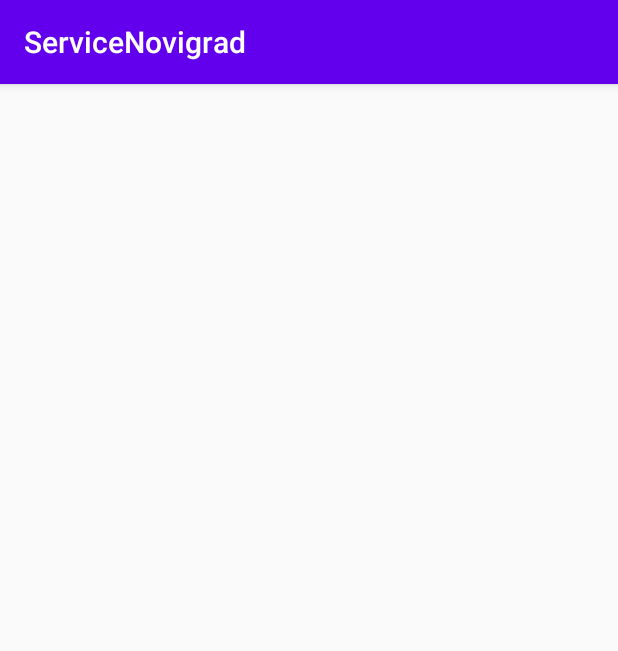
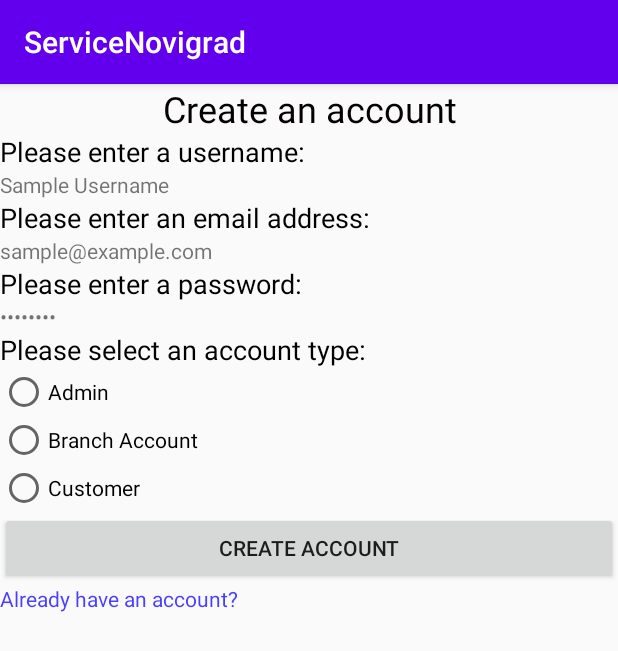
Before and after one commit to nfarah07/serviceNovuGrad, an Android app: the CreateAccount screen opened directly, with no data from a screen before it, on a phone screen of 412 x 824 dp. Shown: the top 651 px of the screen. Run offline under Robolectric (Android 15) with nearby library versions, the phone set to English and light mode, and no system bars.

Commit message:
Edits to Activity Layouts
Began work on Create Account activity
Began work on Welcome activity
Tweaked Sign In activity

```diff
--- a/MainApplication/app/src/main/res/layout/activity_create_account.xml
+++ b/MainApplication/app/src/main/res/layout/activity_create_account.xml
@@ -6,4 +6,113 @@
     android:layout_height="match_parent"
     tools:context=".CreateAccount">
 
+    <LinearLayout
+        android:id="@+id/creationLayout"
+        android:layout_width="match_parent"
+        android:layout_height="match_parent"
+        android:orientation="vertical">
+
+        <TextView
+            android:id="@+id/createAccountText"
+            android:layout_width="match_parent"
+            android:layout_height="wrap_content"
+            android:gravity="center"
+            android:text="Create an account"
+            android:textColor="#050000"
+            android:textSize="24sp" />
+
+        <TextView
+            android:id="@+id/usernameAsk"
+            android:layout_width="match_parent"
+            android:layout_height="wrap_content"
+            android:password="false"
+            android:text="Please enter a username:"
+            android:textColor="#000000"
+            android:textSize="18sp" />
+
+        <TextView
+            android:id="@+id/usernameCreate"
+            android:layout_width="match_parent"
+            android:layout_height="wrap_content"
+            android:editable="true"
+            android:text="Sample Username" />
+
+        <TextView
+            android:id="@+id/emailAsk"
+            android:layout_width="match_parent"
+            android:layout_height="wrap_content"
+            android:text="Please enter an email address:"
+            android:textColor="#000000"
+            android:textSize="18sp" />
+
+        <TextView
+            android:id="@+id/emailCreate"
+            android:layout_width="match_parent"
+            android:layout_height="wrap_content"
+            android:editable="true"
+            android:text="sample@example.com" />
+
+        <TextView
+            android:id="@+id/passwordAsk"
+            android:layout_width="match_parent"
+            android:layout_height="wrap_content"
+            android:text="Please enter a password:"
+            android:textColor="#000000"
+            android:textSize="18sp" />
+
+        <TextView
+            android:id="@+id/passwordCreate"
+            android:layout_width="match_parent"
+            android:layout_height="wrap_content"
+            android:editable="true"
+            android:password="true"
+            android:text="Password" />
+
+        <TextView
+            android:id="@+id/roleAsk"
+            android:layout_width="match_parent"
+            android:layout_height="wrap_content"
+            android:text="Please select an account type:"
+            android:textColor="#000000"
+            android:textSize="18sp" />
+
+        <RadioGroup
+            android:id="@+id/roleSelect"
+            android:layout_width="match_parent"
+            android:layout_height="wrap_content">
+
+            <RadioButton
+                android:id="@+id/adminRadio"
+                android:layout_width="match_parent"
+                android:layout_height="wrap_content"
+                android:text="Admin" />
+
+            <RadioButton
+                android:id="@+id/branchAccountRadio"
+                android:layout_width="match_parent"
+                android:layout_height="wrap_content"
+                android:text="Branch Account" />
+
+            <RadioButton
+                android:id="@+id/customerRadio"
+                android:layout_width="match_parent"
+                android:layout_height="wrap_content"
+                android:text="Customer" />
+        </RadioGroup>
+
+        <Button
+            android:id="@+id/buttonCreate"
+            android:layout_width="match_parent"
+            android:layout_height="wrap_content"
+            android:text="CREATE ACCOUNT" />
+
+        <TextView
+            android:id="@+id/textBackSignIn"
+            android:layout_width="match_parent"
+            android:layout_height="wrap_content"
+            android:clickable="true"
+            android:text="Already have an account?"
+            android:textColor="#4B3EFF" />
+
+    </LinearLayout>
 </RelativeLayout>
--- a/MainApplication/app/src/main/res/layout/activity_sign_in.xml
+++ b/MainApplication/app/src/main/res/layout/activity_sign_in.xml
@@ -15,6 +15,7 @@
             android:id="@+id/textView6"
             android:layout_width="match_parent"
             android:layout_height="wrap_content"
+            android:gravity="center"
             android:text="Welcome"
             android:textSize="36sp"
             android:textStyle="bold" />
@@ -62,6 +63,7 @@
             android:layout_width="match_parent"
             android:layout_height="wrap_content"
             android:clickable="true"
-            android:text="Don't have an account?" />
+            android:text="Don't have an account?"
+            android:textColor="#4B3EFF" />
     </LinearLayout>
 </RelativeLayout>
--- a/MainApplication/app/src/main/res/layout/activity_welcome.xml
+++ b/MainApplication/app/src/main/res/layout/activity_welcome.xml
@@ -6,4 +6,27 @@
     android:layout_height="match_parent"
     tools:context=".Welcome">
 
+    <LinearLayout
+        android:layout_width="match_parent"
+        android:layout_height="match_parent"
+        android:orientation="vertical">
+
+        <TextView
+            android:id="@+id/accountText"
+            android:layout_width="match_parent"
+            android:layout_height="wrap_content"
+            android:gravity="right"
+            android:text="___ Account - ___"
+            android:textColor="#000000" />
+
+        <TextView
+            android:id="@+id/successSignIn"
+            android:layout_width="match_parent"
+            android:layout_height="wrap_content"
+            android:gravity="center"
+            android:text="You have successfully signed in!"
+            android:textColor="#000000"
+            android:textSize="18sp" />
+    </LinearLayout>
+
 </RelativeLayout>
```
